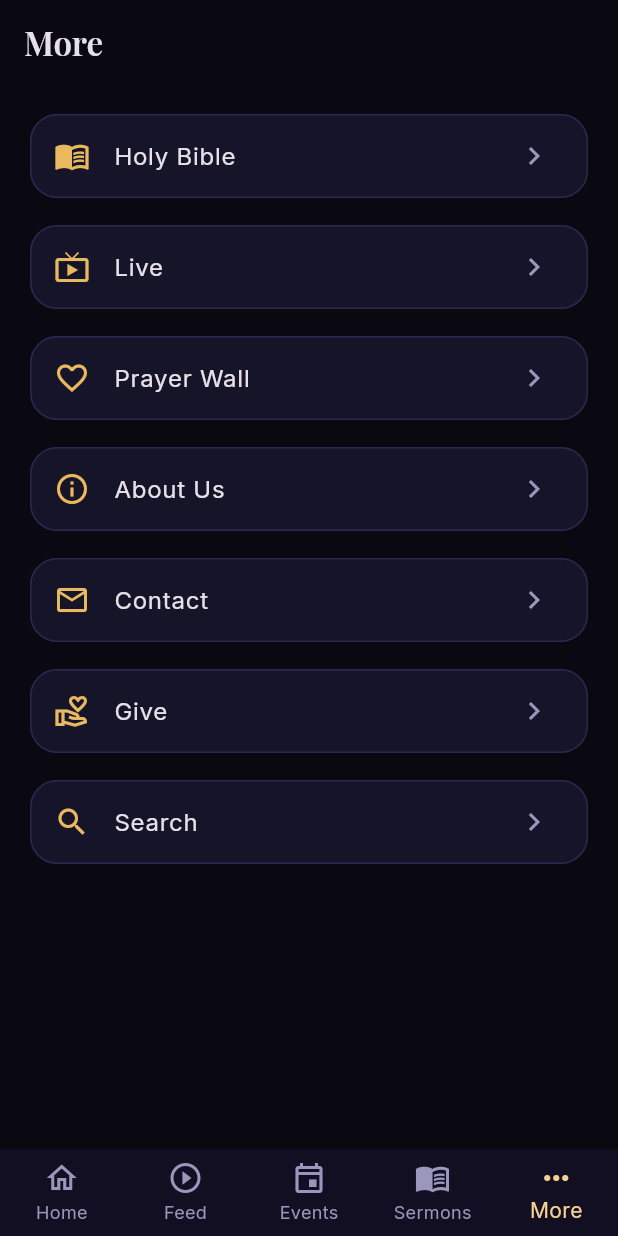
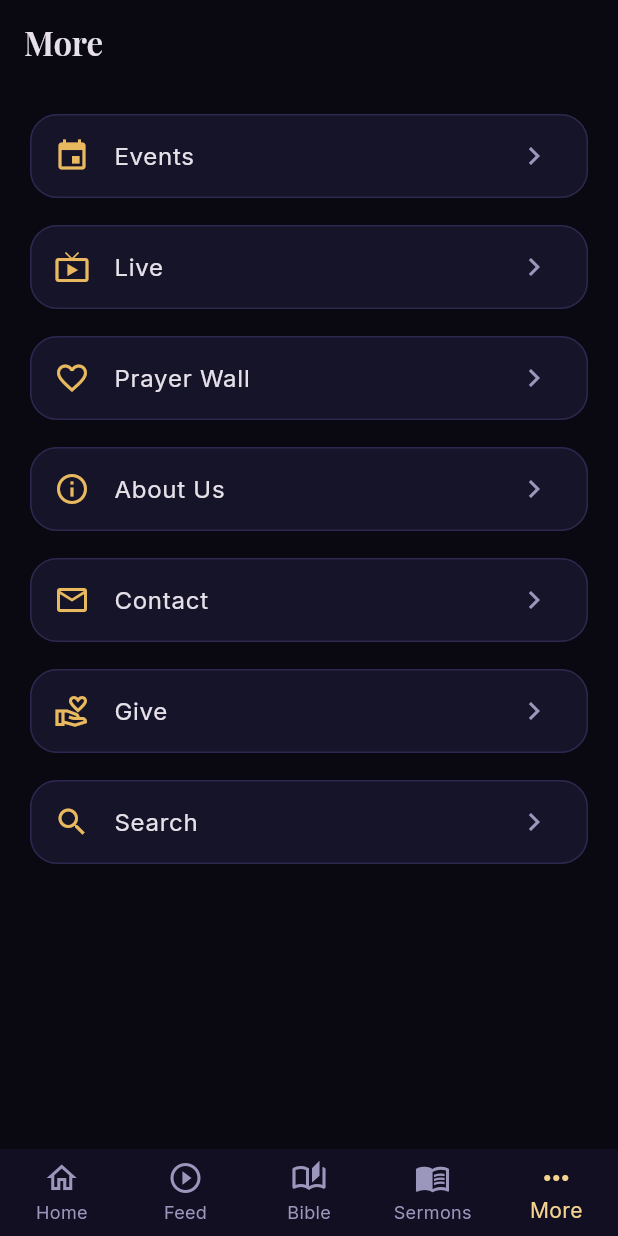
Before and after one commit to philmorehost/CHURCH-MEDIA, a Flutter app: the screen it shows after launch, item 5 of the bottom bar chosen, on a phone screen of 412 x 824 dp. Run offline on Flutter 3.47's test engine with Material 3 defaults, Android fonts, the phone set to English and light mode, and no system bars; our stand-ins replace cached_network_image, firebase_core, firebase_messaging, google_fonts, image_picker, shared_preferences and 5 more; missing offline and left inert: in_app_update; accounts and stored records are empty; network calls fail.

Commit message:
feat(app): Bible replaces Events in footer nav; Events moves to More
- Footer is now Home / Feed / Bible / Sermons / More — the Bible is always
  one tap away (distinct open-book icon, active state)
- Events moved into the More menu (first item) so it stays accessible
- Removed the now-redundant 'Holy Bible' entry from More (Bible is a tab now)
- Home 'More' button still targets the More tab (index unchanged)

```diff
--- a/mobile/lib/app.dart
+++ b/mobile/lib/app.dart
@@ -1,5 +1,5 @@
 import 'package:flutter/material.dart';
-import 'screens/events_screen.dart';
+import 'screens/bible_screen.dart';
 import 'screens/feed_screen.dart';
 import 'screens/home_screen.dart';
 import 'screens/more_screen.dart';
@@ -24,7 +24,8 @@ class ChurchMediaApp extends StatelessWidget {
   }
 }
 
-/// Bottom-nav shell — Home / Feed(Reels) / Events / Sermons / More.
+/// Bottom-nav shell — Home / Feed(Reels) / Bible / Sermons / More.
+/// Events moved into the More menu; the Bible is always one tap away.
 /// No login anywhere: every screen here is publicly viewable.
 class RootShell extends StatefulWidget {
   const RootShell({super.key});
@@ -56,7 +57,7 @@ class _RootShellState extends State<RootShell> {
     final screens = [
       HomeScreen(onNavigate: _goTo),
       FeedScreen(key: _feedKey),
-      const EventsScreen(),
+      const BibleScreen(),
       const SermonsScreen(),
       const MoreScreen(),
     ];
@@ -69,7 +70,7 @@ class _RootShellState extends State<RootShell> {
         items: const [
           BottomNavigationBarItem(icon: Icon(Icons.home_outlined), activeIcon: Icon(Icons.home), label: 'Home'),
           BottomNavigationBarItem(icon: Icon(Icons.play_circle_outline), activeIcon: Icon(Icons.play_circle), label: 'Feed'),
-          BottomNavigationBarItem(icon: Icon(Icons.event_outlined), activeIcon: Icon(Icons.event), label: 'Events'),
+          BottomNavigationBarItem(icon: Icon(Icons.auto_stories_outlined), activeIcon: Icon(Icons.auto_stories), label: 'Bible'),
           BottomNavigationBarItem(icon: Icon(Icons.menu_book_outlined), activeIcon: Icon(Icons.menu_book), label: 'Sermons'),
           BottomNavigationBarItem(icon: Icon(Icons.more_horiz), label: 'More'),
         ],
--- a/mobile/lib/screens/more_screen.dart
+++ b/mobile/lib/screens/more_screen.dart
@@ -1,8 +1,8 @@
 import 'package:flutter/material.dart';
 import '../theme/app_theme.dart';
 import 'about_screen.dart';
-import 'bible_screen.dart';
 import 'contact_screen.dart';
+import 'events_screen.dart';
 import 'give_screen.dart';
 import 'live_screen.dart';
 import 'prayer_screen.dart';
@@ -14,7 +14,7 @@ class MoreScreen extends StatelessWidget {
   @override
   Widget build(BuildContext context) {
     final items = <_MoreItem>[
-      _MoreItem('Holy Bible', Icons.menu_book, const BibleScreen()),
+      _MoreItem('Events', Icons.event, const EventsScreen()),
       _MoreItem('Live', Icons.live_tv, const LiveScreen()),
       _MoreItem('Prayer Wall', Icons.favorite_outline, const PrayerScreen()),
       _MoreItem('About Us', Icons.info_outline, const AboutScreen()),
```
